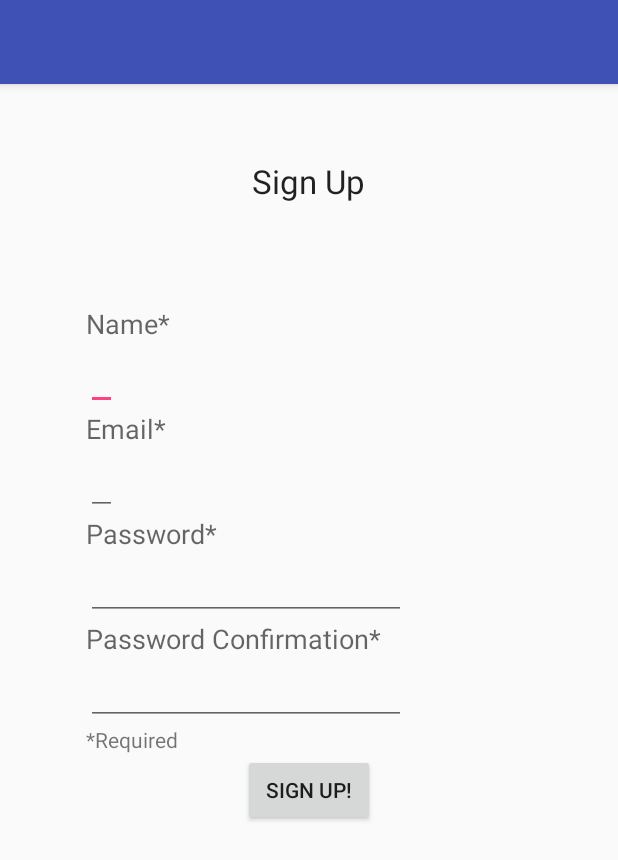
After one commit to mamessner/PetLocator, an Android app: the Sign_Up screen opened directly, with no data from a screen before it, on a phone screen of 412 x 824 dp. The commit adds this screen. Shown: the top 860 px of the screen. Run offline under Robolectric (Android 15) with nearby library versions, the phone set to English and light mode, and no system bars; 2 statements that could not run were skipped.

Commit message:
Add Sign-Up Page

```diff
--- a/app/src/main/AndroidManifest.xml
+++ b/app/src/main/AndroidManifest.xml
@@ -31,7 +31,16 @@
         <activity
             android:name=".Default_Activity"
             android:label="@string/title_activity_default_"
-            android:theme="@style/LightNoActionBar"></activity>
+            android:theme="@style/LightNoActionBar" />
+        <activity
+            android:name=".Sign_Up"
+            android:label="@string/title_activity_sign__up"
+            android:parentActivityName=".Default_Activity"
+            android:theme="@style/LightNoActionBar">
+            <meta-data
+                android:name="android.support.PARENT_ACTIVITY"
+                android:value="petlocator.petlocator.Default_Activity" />
+        </activity>
     </application>
 
 </manifest>
--- /dev/null
+++ b/app/src/main/java/petlocator/petlocator/Sign_Up.java
@@ -0,0 +1,28 @@
+package petlocator.petlocator;
+
+import android.content.Intent;
+import android.os.Bundle;
+import android.support.design.widget.FloatingActionButton;
+import android.support.design.widget.Snackbar;
+import android.support.v7.app.AppCompatActivity;
+import android.support.v7.widget.Toolbar;
+import android.view.View;
+import android.widget.Button;
+
+public class Sign_Up extends Default_Activity {
+
+    final Button sign_Up_Button = (Button) findViewById(R.id.sign_up_button);
+    @Override
+    protected void onCreate(Bundle savedInstanceState) {
+        super.onCreate(savedInstanceState);
+        setContentView(R.layout.activity_sign__up);
+        sign_Up_Button.setOnClickListener(new View.OnClickListener(){
+            public void onClick(View v){
+                Intent signUpIntent = new Intent(Sign_Up.this, SignIn.class);
+                Sign_Up.this.startActivity(signUpIntent);
+            }
+        });
+
+    }
+
+}
--- /dev/null
+++ b/app/src/main/res/layout/activity_sign__up.xml
@@ -0,0 +1,131 @@
+<?xml version="1.0" encoding="utf-8"?>
+<android.support.v4.widget.DrawerLayout
+    xmlns:android="http://schemas.android.com/apk/res/android"
+    android:id="@+id/drawer_layout"
+    android:layout_width="match_parent"
+    android:layout_height="match_parent">
+
+    <RelativeLayout
+        xmlns:app="http://schemas.android.com/apk/res-auto"
+        xmlns:tools="http://schemas.android.com/tools"
+        android:layout_width="match_parent"
+        android:layout_height="match_parent"
+        tools:context="petlocator.petlocator.MainActivity">
+
+        <android.support.v7.widget.Toolbar
+            android:id="@+id/action_bar"
+            android:layout_width="match_parent"
+            android:layout_height="?attr/actionBarSize"
+            android:background="?attr/colorPrimary"
+            android:elevation="4dp"
+            android:theme="@style/ThemeOverlay.AppCompat.ActionBar"
+            app:popupTheme="@style/ThemeOverlay.AppCompat.Light"/>
+
+        <TextView
+            android:layout_width="wrap_content"
+            android:layout_height="wrap_content"
+            android:textAppearance="?android:attr/textAppearanceMedium"
+            android:text="Name*"
+            android:id="@+id/textView4"
+            android:layout_marginStart="57dp"
+            android:layout_marginTop="147dp"
+            android:layout_below="@+id/action_bar"
+            android:layout_alignParentStart="true" />
+
+        <EditText
+            android:layout_width="wrap_content"
+            android:layout_height="wrap_content"
+            android:id="@+id/editText3"
+            android:layout_below="@+id/textView4"
+            android:layout_alignStart="@+id/textView4" />
+
+        <TextView
+            android:layout_width="wrap_content"
+            android:layout_height="wrap_content"
+            android:textAppearance="?android:attr/textAppearanceMedium"
+            android:text="Email*"
+            android:id="@+id/textView5"
+            android:layout_below="@+id/editText3"
+            android:layout_alignStart="@+id/editText3" />
+
+        <TextView
+            android:layout_width="wrap_content"
+            android:layout_height="wrap_content"
+            android:textAppearance="?android:attr/textAppearanceMedium"
+            android:text="Password*"
+            android:id="@+id/textView7"
+            android:layout_below="@+id/editText4"
+            android:layout_alignStart="@+id/textView5" />
+
+        <EditText
+            android:layout_width="wrap_content"
+            android:layout_height="wrap_content"
+            android:id="@+id/editText4"
+            android:layout_below="@+id/textView5"
+            android:layout_alignStart="@+id/textView7" />
+
+        <EditText
+            android:layout_width="wrap_content"
+            android:layout_height="wrap_content"
+            android:inputType="textPassword"
+            android:ems="10"
+            android:id="@+id/editText5"
+            android:layout_below="@+id/textView7"
+            android:layout_alignStart="@+id/textView7" />
+
+        <TextView
+            android:layout_width="wrap_content"
+            android:layout_height="wrap_content"
+            android:textAppearance="?android:attr/textAppearanceMedium"
+            android:text="Password Confirmation*"
+            android:id="@+id/textView6"
+            android:layout_below="@+id/editText5"
+            android:layout_alignStart="@+id/editText5" />
+
+        <EditText
+            android:layout_width="wrap_content"
+            android:layout_height="wrap_content"
+            android:inputType="textPassword"
+            android:ems="10"
+            android:id="@+id/editText6"
+            android:layout_below="@+id/textView6"
+            android:layout_alignStart="@+id/textView6" />
+
+        <TextView
+            android:layout_width="wrap_content"
+            android:layout_height="wrap_content"
+            android:textAppearance="?android:attr/textAppearanceSmall"
+            android:text="*Required"
+            android:id="@+id/textView8"
+            android:layout_below="@+id/editText6"
+            android:layout_alignStart="@+id/editText6" />
+
+        <Button
+            android:layout_width="wrap_content"
+            android:layout_height="wrap_content"
+            android:text="Sign Up!"
+            android:id="@+id/sign_up_button"
+            android:layout_below="@+id/textView8"
+            android:layout_centerHorizontal="true" />
+
+        <TextView
+            android:layout_width="wrap_content"
+            android:layout_height="wrap_content"
+            android:textAppearance="?android:attr/textAppearanceLarge"
+            android:text="Sign Up"
+            android:id="@+id/textView9"
+            android:layout_below="@+id/action_bar"
+            android:layout_centerHorizontal="true"
+            android:layout_marginTop="50dp" />
+
+    </RelativeLayout>
+
+    <ListView android:id="@+id/left_drawer"
+        android:layout_width="240dp"
+        android:layout_height="match_parent"
+        android:layout_gravity="start"
+        android:choiceMode="singleChoice"
+        android:divider="@android:color/transparent"
+        android:dividerHeight="0dp"
+        android:background="#111"/>
+</android.support.v4.widget.DrawerLayout>
--- /dev/null
+++ b/app/src/main/res/layout/toolbar.xml
@@ -0,0 +1,34 @@
+<?xml version="1.0" encoding="utf-8"?>
+<android.support.v4.widget.DrawerLayout
+    xmlns:android="http://schemas.android.com/apk/res/android"
+    android:id="@+id/drawer_layout"
+    android:layout_width="match_parent"
+    android:layout_height="match_parent">
+
+    <RelativeLayout
+        xmlns:app="http://schemas.android.com/apk/res-auto"
+        xmlns:tools="http://schemas.android.com/tools"
+        android:layout_width="match_parent"
+        android:layout_height="match_parent"
+        tools:context="petlocator.petlocator.MainActivity">
+
+        <android.support.v7.widget.Toolbar
+            android:id="@+id/action_bar"
+            android:layout_width="match_parent"
+            android:layout_height="?attr/actionBarSize"
+            android:background="?attr/colorPrimary"
+            android:elevation="4dp"
+            android:theme="@style/ThemeOverlay.AppCompat.ActionBar"
+            app:popupTheme="@style/ThemeOverlay.AppCompat.Light"/>
+
+    </RelativeLayout>
+
+    <ListView android:id="@+id/left_drawer"
+        android:layout_width="240dp"
+        android:layout_height="match_parent"
+        android:layout_gravity="start"
+        android:choiceMode="singleChoice"
+        android:divider="@android:color/transparent"
+        android:dividerHeight="0dp"
+        android:background="#111"/>
+</android.support.v4.widget.DrawerLayout>
--- a/app/src/main/res/values/strings.xml
+++ b/app/src/main/res/values/strings.xml
@@ -9,4 +9,5 @@
     <string name="drawer_close">Close navigation drawer</string>
     <string name="title_activity_sign_in">SignIn</string>
     <string name="title_activity_default_">Default_Activity</string>
+    <string name="title_activity_sign__up">Sign_Up</string>
 </resources>
```
